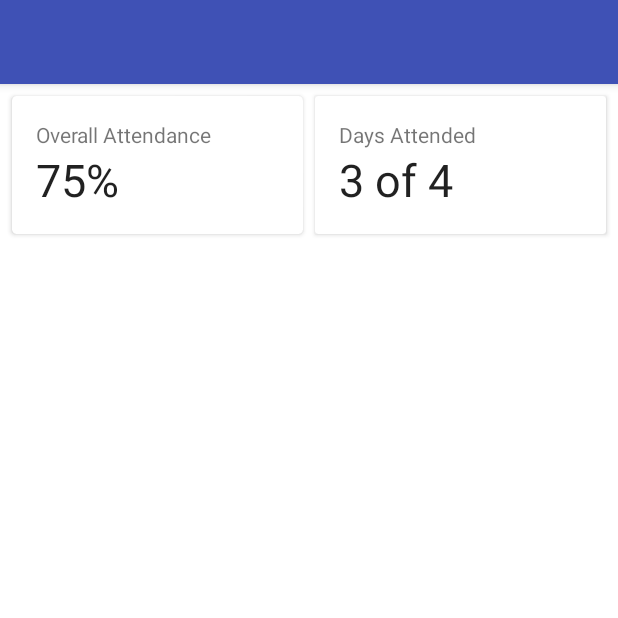
After one commit to jbstks/CSCI4176-HereAttendance, an Android app: the fragment StudentClassAttendanceFragment shown on its own in the app's theme, on a phone screen of 412 x 824 dp, the top half of it. The commit adds this screen. Run offline under Robolectric (Android 15) with nearby library versions, the light colour scheme and no system bars.

Commit message:
Starting the addition of separate views per user role

```diff
--- a/app/src/main/java/com/csci4176/group13/hereattendance/ClassAttendanceActivity.java
+++ b/app/src/main/java/com/csci4176/group13/hereattendance/ClassAttendanceActivity.java
@@ -1,7 +1,6 @@
 package com.csci4176.group13.hereattendance;
 
 import android.os.Bundle;
-import android.app.Activity;
 import android.support.v7.app.AppCompatActivity;
 import android.support.v7.widget.Toolbar;
 
@@ -14,7 +13,7 @@ public class ClassAttendanceActivity extends AppCompatActivity {
 
         Toolbar toolbar = (Toolbar) findViewById(R.id.toolbar);
         setSupportActionBar(toolbar);
-        //getSupportActionBar().setHomeAsUpIndicator(R.drawable.ic_round_close_24px);
+        getSupportActionBar().setHomeAsUpIndicator(R.drawable.ic_dialog_close_dark);
         getSupportActionBar().setDisplayHomeAsUpEnabled(true);
     }
 
--- a/app/src/main/java/com/csci4176/group13/hereattendance/CurrentCourses/CurrentCourse.java
+++ b/app/src/main/java/com/csci4176/group13/hereattendance/CurrentCourses/CurrentCourse.java
@@ -18,7 +18,7 @@ public class CurrentCourse {
      * Constructor to create a CurrentCourse object with the following data
      * @param c     the course code
      * @param n     the course name
-     * @param ap    the percentage of one's attendance in this course
+     * @param ap    the percentage of one's/classes attendance in this course (depends on student/prof)
      */
     public CurrentCourse(String c, String n, int ap) {
         code = c;
--- a/app/src/main/java/com/csci4176/group13/hereattendance/Fragments/QRScannerFragment.java
+++ b/app/src/main/java/com/csci4176/group13/hereattendance/Fragments/Student/QRScannerFragment.java
@@ -1,4 +1,4 @@
-package com.csci4176.group13.hereattendance.Fragments;
+package com.csci4176.group13.hereattendance.Fragments.Student;
 
 import android.os.Bundle;
 import android.view.LayoutInflater;
--- /dev/null
+++ b/app/src/main/java/com/csci4176/group13/hereattendance/Fragments/Student/StudentClassAttendanceFragment.java
@@ -0,0 +1,49 @@
+package com.csci4176.group13.hereattendance.Fragments.Student;
+
+import android.os.Bundle;
+import android.support.v4.app.Fragment;
+import android.support.v7.widget.LinearLayoutManager;
+import android.support.v7.widget.RecyclerView;
+import android.view.LayoutInflater;
+import android.view.View;
+import android.view.ViewGroup;
+
+import com.csci4176.group13.hereattendance.R;
+
+/**
+ * Fragment to hold student's list values of class attendance
+ */
+public class StudentClassAttendanceFragment extends Fragment {
+
+    /**
+     * Mandatory empty constructor for the fragment manager to instantiate the
+     * fragment (e.g. upon screen orientation changes).
+     */
+    public StudentClassAttendanceFragment() {
+    }
+
+    @Override
+    public View onCreateView(LayoutInflater inflater, ViewGroup container,
+                             Bundle savedInstanceState) {
+        View view = inflater.inflate(R.layout.fragment_student_class_attendance, container, false);
+
+        /*RecyclerView rv = view.findViewById(R.id.rv);
+        rv.setHasFixedSize(false);
+
+        LinearLayoutManager llm = new LinearLayoutManager(getActivity());
+        rv.setLayoutManager(llm);
+
+        List<CurrentCourse> currentCourses;
+        currentCourses = new ArrayList<>();
+
+        currentCourses.add(new CurrentCourse("CSCI3130", "Software Engineering", 60));
+        currentCourses.add(new CurrentCourse("CSCI3130", "Software Engineering", 60));
+        currentCourses.add(new CurrentCourse("CSCI4176", "Mobile Computing", 75));
+        currentCourses.add(new CurrentCourse("CSCI3110", "Algorithms", 98));
+
+        CurrCoursesRVAdapter adapter = new CurrCoursesRVAdapter(currentCourses);
+        rv.setAdapter(adapter);*/
+
+        return view;
+    }
+}
--- a/app/src/main/res/layout/content_main.xml
+++ b/app/src/main/res/layout/content_main.xml
@@ -2,7 +2,7 @@
     xmlns:app="http://schemas.android.com/apk/res-auto"
     xmlns:tools="http://schemas.android.com/tools"
     android:id="@+id/fragment"
-    android:name="com.csci4176.group13.hereattendance.Fragments.CurrCoursesFragment"
+    android:name="com.csci4176.group13.hereattendance.Fragments.Student.StudentAttendanceHistoryFragment"
     android:layout_width="match_parent"
     android:layout_height="match_parent"
     tools:layout="@layout/fragment_currcourses" />
--- a/app/src/main/res/layout/fragment_currcourses_list.xml
+++ b/app/src/main/res/layout/fragment_currcourses_list.xml
@@ -11,7 +11,7 @@
     android:paddingTop="10dp"
     android:paddingEnd="16dp"
     android:paddingBottom="10dp"
-    tools:context=".Fragments.CurrCoursesFragment">
+    tools:context=".Fragments.Student.StudentAttendanceHistoryFragment">
 
     <LinearLayout
         android:layout_width="wrap_content"
--- a/app/src/main/res/layout/fragment_qrscanner.xml
+++ b/app/src/main/res/layout/fragment_qrscanner.xml
@@ -3,7 +3,7 @@
     xmlns:tools="http://schemas.android.com/tools"
     android:layout_width="match_parent"
     android:layout_height="match_parent"
-    tools:context=".Fragments.QRScannerFragment">
+    tools:context=".Fragments.Student.QRScannerFragment">
 
     <!-- TODO: Update blank fragment layout -->
 
--- /dev/null
+++ b/app/src/main/res/layout/fragment_student_class_attendance.xml
@@ -0,0 +1,104 @@
+<?xml version="1.0" encoding="utf-8"?>
+<LinearLayout xmlns:android="http://schemas.android.com/apk/res/android"
+    xmlns:app="http://schemas.android.com/apk/res-auto"
+    xmlns:tools="http://schemas.android.com/tools"
+    android:layout_width="match_parent"
+    android:layout_height="match_parent"
+    android:orientation="vertical"
+    tools:context=".MainActivity">
+
+    <android.support.design.widget.AppBarLayout
+        android:layout_width="match_parent"
+        android:layout_height="wrap_content"
+        android:theme="@style/AppTheme.AppBarOverlay">
+
+        <android.support.v7.widget.Toolbar
+            android:id="@+id/toolbar"
+            android:layout_width="match_parent"
+            android:layout_height="?attr/actionBarSize"
+            android:background="?attr/colorPrimary"
+            app:popupTheme="@style/AppTheme.PopupOverlay" />
+
+    </android.support.design.widget.AppBarLayout>
+
+    <LinearLayout
+        android:layout_width="match_parent"
+        android:layout_height="match_parent"
+        android:orientation="vertical">
+
+        <LinearLayout
+            android:layout_width="match_parent"
+            android:layout_height="wrap_content"
+            android:orientation="horizontal">
+
+            <android.support.v7.widget.CardView
+                android:layout_width="0dp"
+                android:layout_height="wrap_content"
+                android:layout_marginStart="8dp"
+                android:layout_marginTop="8dp"
+                android:layout_marginEnd="4dp"
+                android:layout_marginBottom="8dp"
+                android:layout_weight="1"
+                app:cardCornerRadius="3dp">
+
+                <LinearLayout
+                    android:layout_width="match_parent"
+                    android:layout_height="match_parent"
+                    android:orientation="vertical"
+                    android:padding="16dp">
+
+                    <TextView
+                        android:id="@+id/overallAttendance_label"
+                        android:layout_width="match_parent"
+                        android:layout_height="wrap_content"
+                        android:text="Overall Attendance" />
+
+                    <TextView
+                        android:id="@+id/overallAttendance"
+                        android:layout_width="match_parent"
+                        android:layout_height="wrap_content"
+                        android:text="75%"
+                        android:textAppearance="@android:style/TextAppearance.Material.Headline"
+                        android:textSize="30sp" />
+                </LinearLayout>
+            </android.support.v7.widget.CardView>
+
+            <android.support.v7.widget.CardView
+                android:layout_width="0dp"
+                android:layout_height="match_parent"
+                android:layout_marginStart="4dp"
+                android:layout_marginTop="8dp"
+                android:layout_marginEnd="8dp"
+                android:layout_marginBottom="8dp"
+                android:layout_weight="1">
+
+                <LinearLayout
+                    android:layout_width="match_parent"
+                    android:layout_height="match_parent"
+                    android:orientation="vertical"
+                    android:padding="16dp">
+
+                    <TextView
+                        android:id="@+id/daysAttended_label"
+                        android:layout_width="match_parent"
+                        android:layout_height="wrap_content"
+                        android:text="Days Attended" />
+
+                    <TextView
+                        android:id="@+id/daysAttended"
+                        android:layout_width="match_parent"
+                        android:layout_height="wrap_content"
+                        android:text="3 of 4"
+                        android:textAppearance="@android:style/TextAppearance.Material.Headline"
+                        android:textSize="30sp" />
+                </LinearLayout>
+            </android.support.v7.widget.CardView>
+        </LinearLayout>
+
+        <android.support.v7.widget.RecyclerView
+            android:layout_width="match_parent"
+            android:layout_height="match_parent" />
+    </LinearLayout>
+
+
+</LinearLayout>
--- a/app/src/main/res/values/strings.xml
+++ b/app/src/main/res/values/strings.xml
@@ -23,4 +23,7 @@
     <string name="action_settings">Settings</string>
     <!-- This will be overwritten by the course that was selected -->
     <string name="title_activity_class_attendance">CSCI4176</string>
+
+    <!-- TODO: Remove or change this placeholder text -->
+    <string name="hello_blank_fragment">Hello blank fragment</string>
 </resources>
```
Also changed, not shown: app/src/main/java/com/csci4176/group13/hereattendance/Fragments/Professor/ProfAttendanceHistoryFragment.java (added, +58 -0 lines), app/src/main/java/com/csci4176/group13/hereattendance/Fragments/Student/StudentAttendanceHistoryFragment.java (renamed from app/src/main/java/com/csci4176/group13/hereattendance/Fragments/CurrCoursesFragment.java, +4 -5 lines), app/src/main/java/com/csci4176/group13/hereattendance/LoginActivity.java (+8 -7 lines), app/src/main/java/com/csci4176/group13/hereattendance/MainActivity.java (+34 -7 lines).
